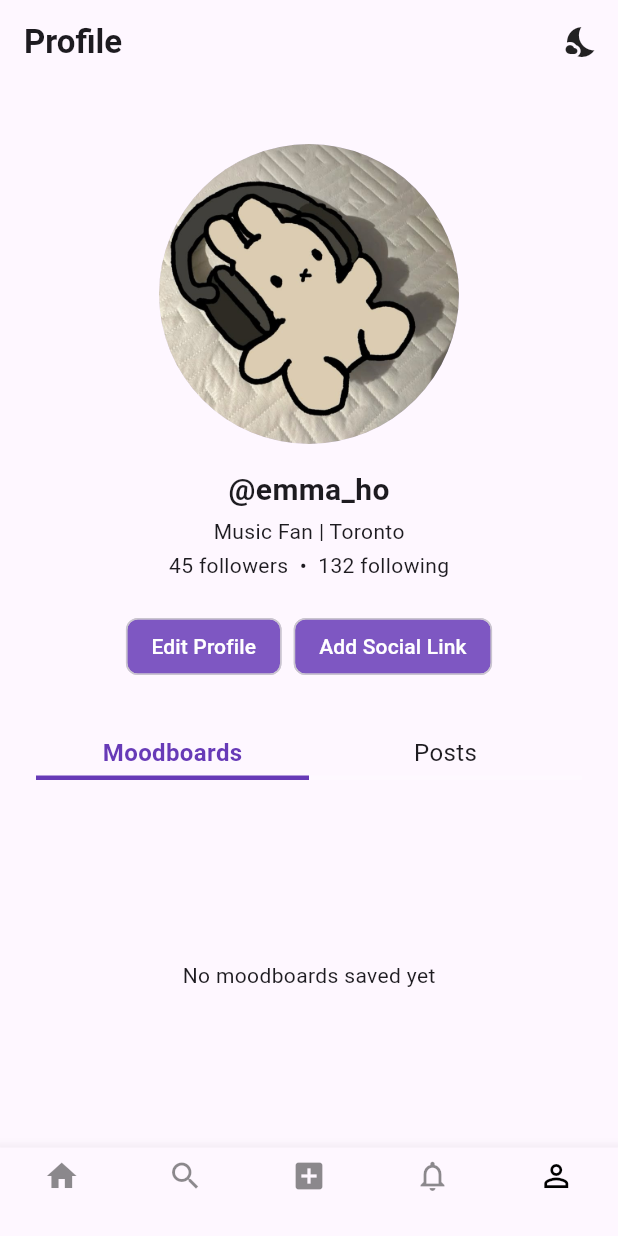
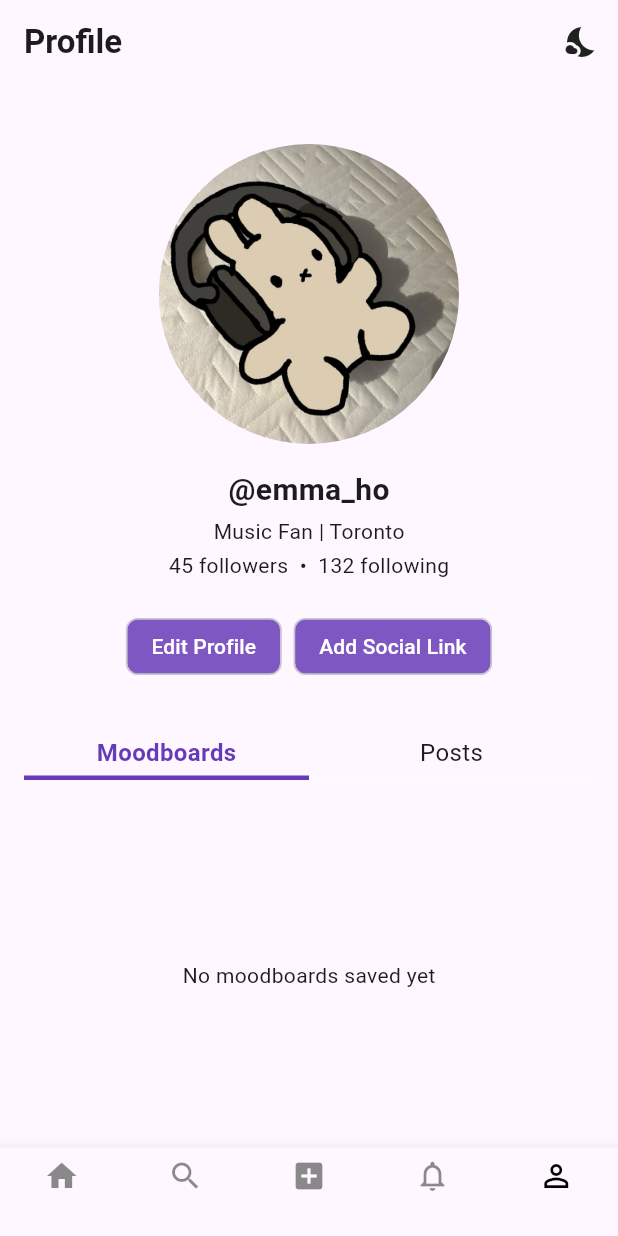
Before and after one commit to NotSakura/Melofy, a Flutter app: the screen it shows after launch, item 5 of the bottom bar chosen, on a phone screen of 412 x 824 dp. Run offline on Flutter 3.47's test engine with Material 3 defaults, Android fonts, the phone set to English and light mode, and no system bars; our stand-ins replace audioplayers, image_picker, just_audio.

Commit message:
user page design fixes

```diff
--- a/frontend/lib/screens/user_profile.dart
+++ b/frontend/lib/screens/user_profile.dart
@@ -23,24 +23,22 @@ class _UserProfilePageState extends State<UserProfilePage> {
 
   Widget _buildMoodboardsGrid() {
     final theme = Theme.of(context);
-    final double itemWidth = (MediaQuery.of(context).size.width / 2) - 20;
 
     if (savedMoodboards.isEmpty) {
       return const Padding(
-        padding: EdgeInsets.all(24),
+        padding: EdgeInsets.all(16),
         child: Center(child: Text('No moodboards saved yet')),
       );
     }
 
     return GridView.builder(
-      padding: const EdgeInsets.symmetric(horizontal: 16, vertical: 8),
+      padding: EdgeInsets.zero,
       gridDelegate: const SliverGridDelegateWithFixedCrossAxisCount(
-        crossAxisCount: 2, // Two per row
-        crossAxisSpacing: 12,
-        mainAxisSpacing: 12,
-        childAspectRatio: 0.75, // Cell taller than wide so title fits
+        crossAxisCount: 2, // two per row
+        mainAxisSpacing: 16,
+        crossAxisSpacing: 16,
+        childAspectRatio: 0.85,
       ),
-
       itemCount: savedMoodboards.length,
       itemBuilder: (context, index) {
         final moodboard = savedMoodboards[index];
@@ -48,7 +46,8 @@ class _UserProfilePageState extends State<UserProfilePage> {
             ? moodboard.imagePaths[0]
             : 'assets/images/placeholder.png';
 
-        return GestureDetector(
+        return InkWell(
+          borderRadius: BorderRadius.circular(12),
           onTap: () {
             Navigator.push(
               context,
@@ -64,20 +63,35 @@ class _UserProfilePageState extends State<UserProfilePage> {
               ),
             );
           },
-          child: Column(
-            crossAxisAlignment: CrossAxisAlignment.start,
+          child: LayoutBuilder(
+            builder: (context, constraints) {
+              double size = constraints.maxWidth;
+
+              return Column(
+                crossAxisAlignment: CrossAxisAlignment.center,
                 children: [
-              AspectRatio(
-                aspectRatio: 1, // Makes image perfectly square
-                child: ClipRRect(
+                  Container(
+                    width: size,
+                    height: size,
+                    decoration: BoxDecoration(
+                      image: DecorationImage(
+                        image: AssetImage(imagePath),
+                        fit: BoxFit.cover,
+                      ),
                       borderRadius: BorderRadius.circular(12),
-                  child: Image.asset(imagePath, fit: BoxFit.cover),
+                      boxShadow: const [
+                        BoxShadow(
+                          color: Colors.black26,
+                          blurRadius: 4,
+                          offset: Offset(2, 2),
+                        ),
+                      ],
                     ),
                   ),
-
                   const SizedBox(height: 8),
                   Text(
                     moodboard.title,
+                    textAlign: TextAlign.center,
                     style: theme.textTheme.bodyLarge?.copyWith(
                       fontWeight: FontWeight.w600,
                     ),
@@ -85,6 +99,8 @@ class _UserProfilePageState extends State<UserProfilePage> {
                     overflow: TextOverflow.ellipsis,
                   ),
                 ],
+              );
+            },
           ),
         );
       },
@@ -140,7 +156,7 @@ class _UserProfilePageState extends State<UserProfilePage> {
 
           // Purple Chip-style buttons
           Padding(
-            padding: const EdgeInsets.symmetric(horizontal: 24),
+            padding: const EdgeInsets.symmetric(horizontal: 16),
             child: Wrap(
               spacing: 8,
               alignment: WrapAlignment.center,
@@ -163,7 +179,7 @@ class _UserProfilePageState extends State<UserProfilePage> {
 
           // Moodboards / Posts Selector
           Padding(
-            padding: const EdgeInsets.symmetric(horizontal: 24),
+            padding: const EdgeInsets.symmetric(horizontal: 16),
             child: Column(
               children: [
                 Row(
@@ -229,7 +245,7 @@ class _UserProfilePageState extends State<UserProfilePage> {
           // Moodboards / Posts Content
           Expanded(
             child: Padding(
-              padding: const EdgeInsets.all(8),
+              padding: const EdgeInsets.all(16),
               child: selectedTab == 0
                   ? _buildMoodboardsGrid()
                   : const Center(child: Text('No posts saved yet')),
```
Lines whose indentation alone changed are shown as unchanged.
